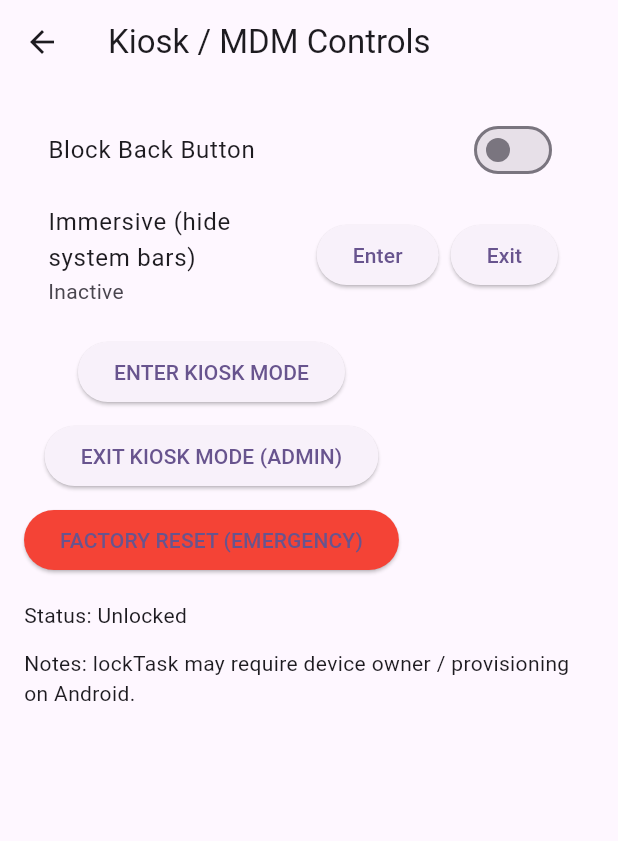
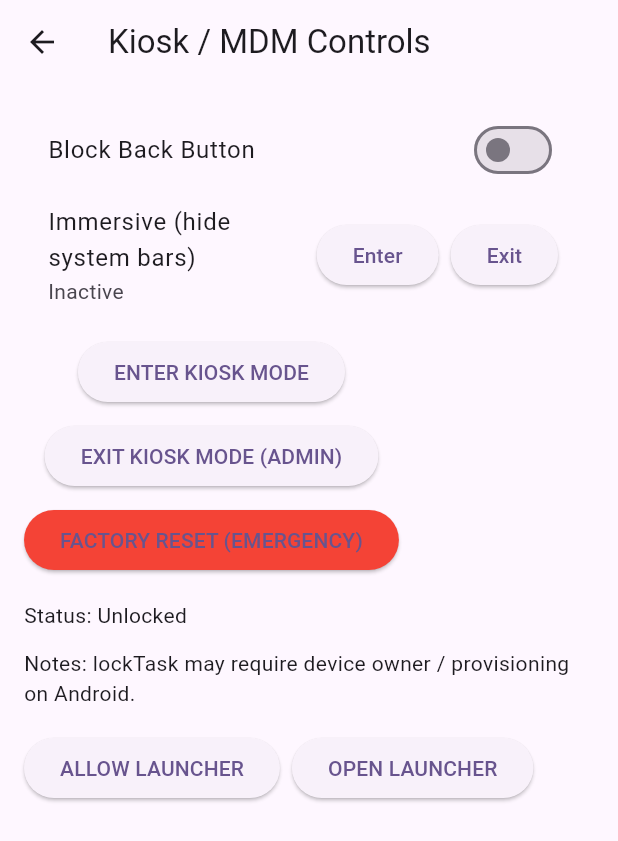
Before and after one commit to sammedlimbikai/mdm_test_app, a Flutter app: the KioskModeScreen screen opened by its route, after a tap on "ENTER KIOSK MODE", after a tap on "EXIT KIOSK MODE (ADMIN)", on a phone screen of 412 x 824 dp. Shown: the top 841 px of the screen. Run offline on Flutter 3.47's test engine with Material 3 defaults, Android fonts, the phone set to English and light mode, and no system bars; missing offline and left inert: android_intent_plus.

Commit message:
feat(kiosk mode): allow apps functionality implemented

```diff
--- a/lib/kiosk_mode.dart
+++ b/lib/kiosk_mode.dart
@@ -1,3 +1,4 @@
+import 'package:android_intent_plus/android_intent.dart';
 import 'package:flutter/material.dart';
 import 'package:flutter/services.dart';
 import 'kiosk_service.dart';
@@ -64,8 +65,8 @@ class _KioskModeScreenState extends State<KioskModeScreen> {
                   ElevatedButton(
                     onPressed: () async {
                       await KioskService.enableKiosk();
-                      await KioskService.blockSettings();
-                      await KioskService.disableStatusBar();
+                      // await KioskService.blockSettings();
+                      // await KioskService.disableStatusBar();
                       setState(() => _isLocked = true);
                     },
                     child: const Text("ENTER KIOSK MODE"),
@@ -75,8 +76,8 @@ class _KioskModeScreenState extends State<KioskModeScreen> {
 
                   ElevatedButton(
                     onPressed: () async {
-                      await KioskService.enableStatusBar();
-                      await KioskService.enableSettings();
+                      // await KioskService.enableStatusBar();
+                      // await KioskService.enableSettings();
                       await KioskService.disableKiosk();
                       setState(() => _isLocked = false);
                     },
@@ -105,6 +106,32 @@ class _KioskModeScreenState extends State<KioskModeScreen> {
               Text(
                 'Notes: lockTask may require device owner / provisioning on Android.',
               ),
+
+              // Test Buttons to allow only youtube apps
+              const SizedBox(height: 16),
+              Row(
+                children: [
+                  ElevatedButton(
+                    onPressed: () async {
+                      await KioskService.allowApps([
+                        'com.google.android.apps.nexuslauncher',
+                      ]);
+                    },
+                    child: const Text("ALLOW LAUNCHER"),
+                  ),
+                  const SizedBox(width: 8),
+                  ElevatedButton(
+                    onPressed: () async {
+                      final intent = AndroidIntent(
+                        action: 'android.intent.action.MAIN',
+                        package: 'com.google.android.apps.nexuslauncher',
+                      );
+                      await intent.launch();
+                    },
+                    child: const Text("OPEN LAUNCHER"),
+                  ),
+                ],
+              ),
             ],
           ),
         ),
@@ -112,3 +139,4 @@ class _KioskModeScreenState extends State<KioskModeScreen> {
     );
   }
 }
+// package:com.google.android.apps.nexuslauncher
--- a/pubspec.yaml
+++ b/pubspec.yaml
@@ -34,6 +34,7 @@ dependencies:
   # The following adds the Cupertino Icons font to your application.
   # Use with the CupertinoIcons class for iOS style icons.
   cupertino_icons: ^1.0.8
+  android_intent_plus: ^6.0.0
 
 dev_dependencies:
   flutter_test:
```
Also changed, not shown: pubspec.lock, 7 other files.
